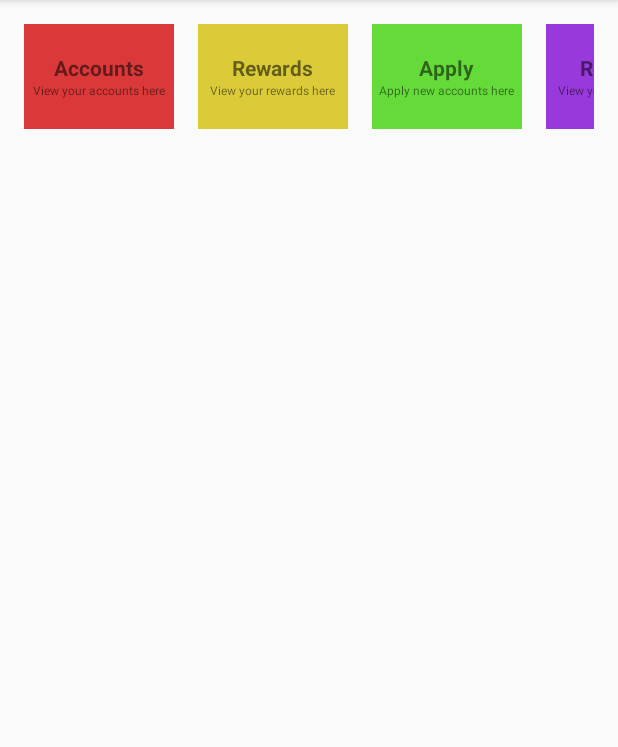
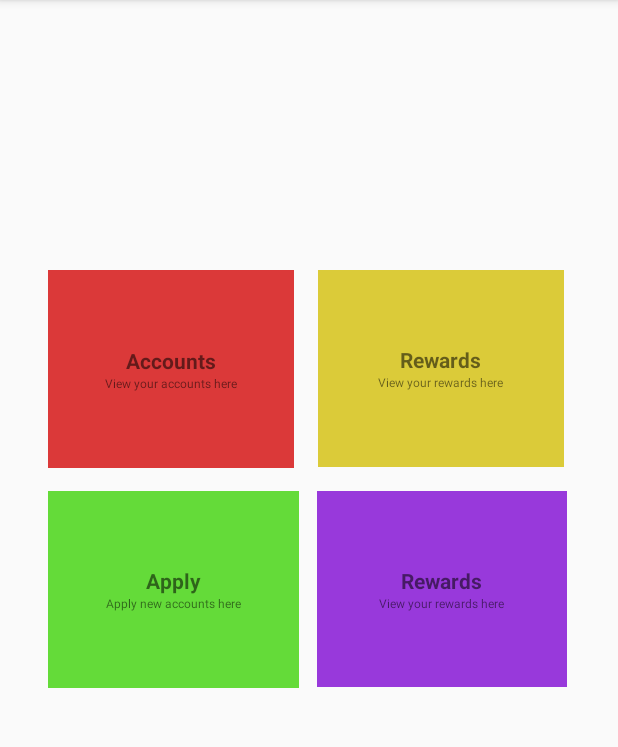
Before and after one commit to muthelok/LinearLayout, an Android app: the screen it shows after launch (MainActivity), on a phone screen of 412 x 824 dp, the part 84-831 px from its top. Run offline under Robolectric (Android 15) with nearby library versions, the phone set to English and light mode, and no system bars.

Commit message:
FIX:  Changed the main layout from LinearLayout to ConstraintLayout.

```diff
--- a/app/src/main/res/layout/activity_main.xml
+++ b/app/src/main/res/layout/activity_main.xml
@@ -1,21 +1,32 @@
 <?xml version="1.0" encoding="utf-8"?>
-<LinearLayout xmlns:android="http://schemas.android.com/apk/res/android"
+<androidx.constraintlayout.widget.ConstraintLayout xmlns:android="http://schemas.android.com/apk/res/android"
     xmlns:app="http://schemas.android.com/apk/res-auto"
     xmlns:tools="http://schemas.android.com/tools"
+    android:id="@+id/linearLayout6"
     android:layout_width="match_parent"
-    android:layout_height="wrap_content"
-    android:orientation="horizontal"
+    android:layout_height="match_parent"
     android:layout_margin="16dp"
     android:fitsSystemWindows="true"
-    tools:context=".MainActivity">
+    tools:context=".MainActivity"
+    tools:layout_editor_absoluteX="16dp"
+    tools:layout_editor_absoluteY="16dp">
 
     <LinearLayout
-        android:layout_width="100dp"
-        android:layout_height="70dp"
-        android:orientation="vertical"
+        android:id="@+id/linearLayout7"
+        android:layout_width="0dp"
+        android:layout_height="0dp"
+        android:layout_marginStart="16dp"
+        android:layout_marginTop="164dp"
+        android:layout_marginEnd="16dp"
+        android:layout_marginBottom="15dp"
+        android:background="#DB3939"
         android:clickable="true"
         android:gravity="center"
-        android:background="#DB3939">
+        android:orientation="vertical"
+        app:layout_constraintBottom_toTopOf="@+id/linearLayout9"
+        app:layout_constraintEnd_toStartOf="@+id/linearLayout8"
+        app:layout_constraintStart_toStartOf="parent"
+        app:layout_constraintTop_toTopOf="parent">
 
         <TextView
             android:layout_width="wrap_content"
@@ -26,6 +37,7 @@
             app:layout_constraintLeft_toLeftOf="parent"
             app:layout_constraintRight_toRightOf="parent"
             app:layout_constraintTop_toTopOf="parent" />
+
         <LinearLayout
             android:layout_width="wrap_content"
             android:layout_height="wrap_content"
@@ -35,20 +47,27 @@
                 android:layout_width="match_parent"
                 android:layout_height="match_parent"
                 android:text="View your accounts here"
-                android:textSize="8dp"/>
+                android:textSize="8dp" />
         </LinearLayout>
 
 
     </LinearLayout>
 
     <LinearLayout
-        android:layout_width="100dp"
-        android:layout_height="70dp"
+        android:id="@+id/linearLayout8"
+        android:layout_width="0dp"
+        android:layout_height="0dp"
+        android:layout_marginTop="164dp"
+        android:layout_marginEnd="20dp"
+        android:layout_marginBottom="16dp"
+        android:background="#DBCB39"
+        android:clickable="true"
+        android:gravity="center"
         android:orientation="vertical"
-        android:clickable="true"
-        android:layout_marginLeft="16dp"
-        android:gravity="center"
-        android:background="#DBCB39">
+        app:layout_constraintBottom_toTopOf="@+id/linearLayout10"
+        app:layout_constraintEnd_toEndOf="parent"
+        app:layout_constraintStart_toEndOf="@+id/linearLayout7"
+        app:layout_constraintTop_toTopOf="parent">
 
         <TextView
             android:layout_width="wrap_content"
@@ -59,6 +78,7 @@
             app:layout_constraintLeft_toLeftOf="parent"
             app:layout_constraintRight_toRightOf="parent"
             app:layout_constraintTop_toTopOf="parent" />
+
         <LinearLayout
             android:layout_width="wrap_content"
             android:layout_height="wrap_content"
@@ -68,20 +88,27 @@
                 android:layout_width="match_parent"
                 android:layout_height="match_parent"
                 android:text="View your rewards here"
-                android:textSize="8dp"/>
+                android:textSize="8dp" />
         </LinearLayout>
 
 
     </LinearLayout>
 
     <LinearLayout
-        android:layout_width="100dp"
-        android:layout_height="70dp"
+        android:id="@+id/linearLayout9"
+        android:layout_width="0dp"
+        android:layout_height="0dp"
+        android:layout_marginStart="16dp"
+        android:layout_marginEnd="12dp"
+        android:layout_marginBottom="293dp"
+        android:background="#64DB39"
+        android:clickable="true"
+        android:gravity="center"
         android:orientation="vertical"
-        android:clickable="true"
-        android:layout_marginLeft="16dp"
-        android:gravity="center"
-        android:background="#64DB39">
+        app:layout_constraintBottom_toBottomOf="parent"
+        app:layout_constraintEnd_toStartOf="@+id/linearLayout10"
+        app:layout_constraintStart_toStartOf="parent"
+        app:layout_constraintTop_toBottomOf="@+id/linearLayout7">
 
         <TextView
             android:layout_width="wrap_content"
@@ -92,6 +119,7 @@
             app:layout_constraintLeft_toLeftOf="parent"
             app:layout_constraintRight_toRightOf="parent"
             app:layout_constraintTop_toTopOf="parent" />
+
         <LinearLayout
             android:layout_width="wrap_content"
             android:layout_height="wrap_content"
@@ -101,20 +129,26 @@
                 android:layout_width="match_parent"
                 android:layout_height="match_parent"
                 android:text="Apply new accounts here"
-                android:textSize="8dp"/>
+                android:textSize="8dp" />
         </LinearLayout>
 
 
     </LinearLayout>
 
     <LinearLayout
-        android:layout_width="100dp"
-        android:layout_height="70dp"
+        android:id="@+id/linearLayout10"
+        android:layout_width="0dp"
+        android:layout_height="0dp"
+        android:layout_marginEnd="18dp"
+        android:layout_marginBottom="294dp"
+        android:background="#9839DB"
+        android:clickable="true"
+        android:gravity="center"
         android:orientation="vertical"
-        android:clickable="true"
-        android:layout_marginLeft="16dp"
-        android:gravity="center"
-        android:background="#9839DB">
+        app:layout_constraintBottom_toBottomOf="parent"
+        app:layout_constraintEnd_toEndOf="parent"
+        app:layout_constraintStart_toEndOf="@+id/linearLayout9"
+        app:layout_constraintTop_toBottomOf="@+id/linearLayout8">
 
         <TextView
             android:layout_width="wrap_content"
@@ -125,6 +159,7 @@
             app:layout_constraintLeft_toLeftOf="parent"
             app:layout_constraintRight_toRightOf="parent"
             app:layout_constraintTop_toTopOf="parent" />
+
         <LinearLayout
             android:layout_width="wrap_content"
             android:layout_height="wrap_content"
@@ -134,11 +169,11 @@
                 android:layout_width="match_parent"
                 android:layout_height="match_parent"
                 android:text="View your rewards here"
-                android:textSize="8dp"/>
+                android:textSize="8dp" />
         </LinearLayout>
 
 
     </LinearLayout>
 
 
-</LinearLayout>
+</androidx.constraintlayout.widget.ConstraintLayout>
```
